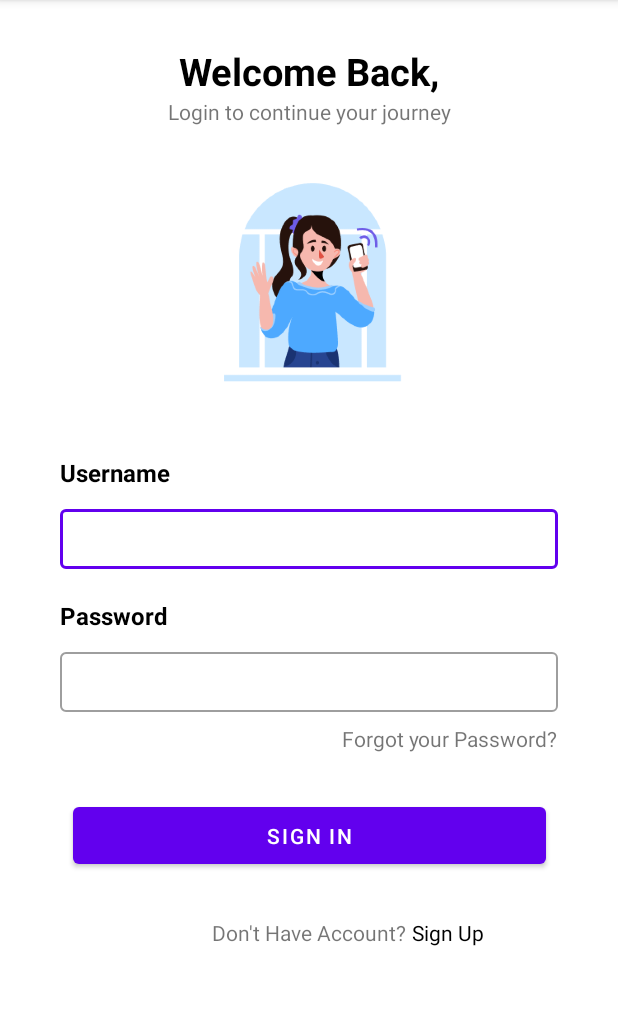
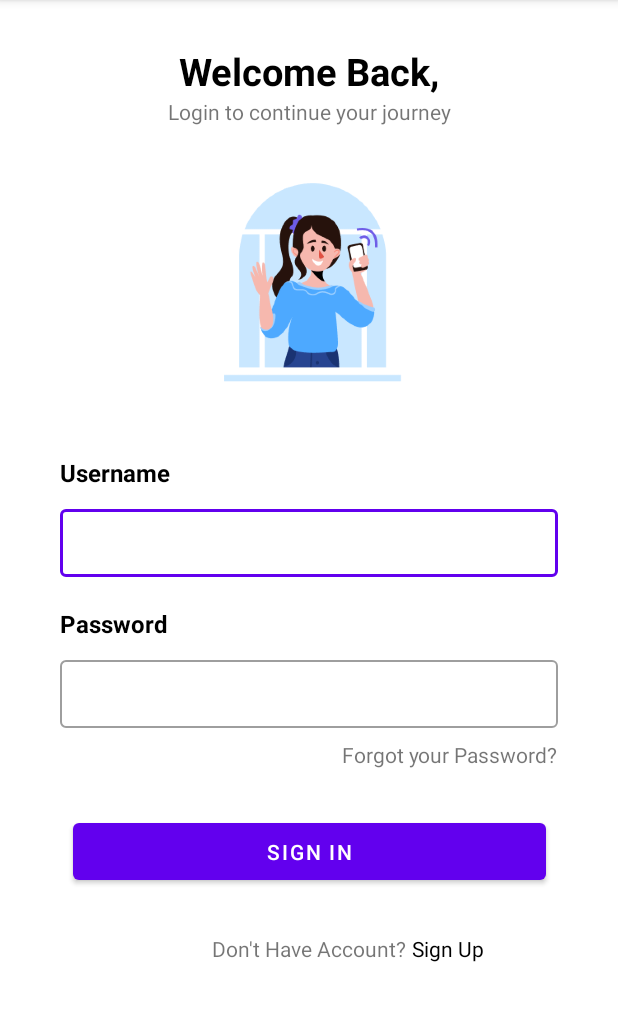
Before and after one commit to xryar/Inventaris-App, an Android app: the LoginActivity screen opened directly, with no data from a screen before it, on a phone screen of 412 x 824 dp, the part 84-1105 px from its top. Run offline under Robolectric (Android 15) with nearby library versions, the phone set to English and light mode, and no system bars.

Commit message:
adjust some component

```diff
--- a/app/src/main/res/layout/activity_login.xml
+++ b/app/src/main/res/layout/activity_login.xml
@@ -66,9 +66,10 @@
 
         <com.google.android.material.textfield.TextInputEditText
             android:layout_width="match_parent"
-            android:layout_height="40dp"
+            android:layout_height="45dp"
             android:ems="10"
-            android:inputType="text"/>
+            android:inputType="text"
+            tools:ignore="SpeakableTextPresentCheck"/>
 
     </com.google.android.material.textfield.TextInputLayout>
 
@@ -98,9 +99,10 @@
 
         <com.google.android.material.textfield.TextInputEditText
             android:layout_width="match_parent"
-            android:layout_height="40dp"
+            android:layout_height="45dp"
             android:ems="10"
-            android:inputType="textPassword"/>
+            android:inputType="textPassword"
+            tools:ignore="SpeakableTextPresentCheck"/>
 
     </com.google.android.material.textfield.TextInputLayout>
 
```
